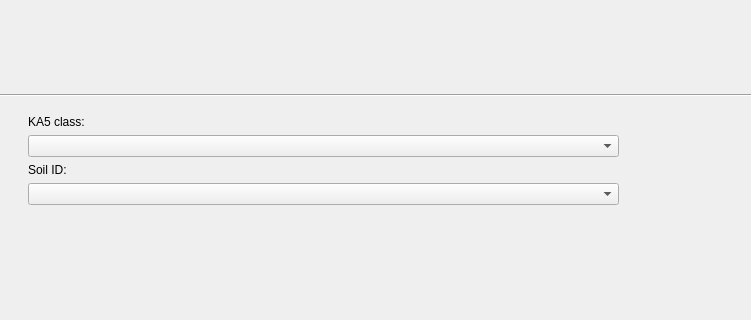
The window that ui/main_wizard_dialog_base.ui (JanCaha/Erosion-Data-Preparation-Plugin) describes before a commit, drawn with Qt 5; both pictures show x 0 to 751 and y 135 to 455 of the 1248 by 886 pixel window.
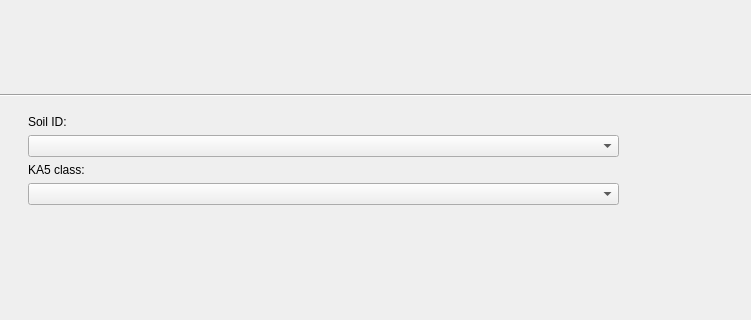
The same window after the commit. The open tabs and pages were chosen to show the change. Custom widgets are drawn as their Qt base class.

Commit message: change button order

```diff
--- a/ui/main_wizard_dialog_base.ui
+++ b/ui/main_wizard_dialog_base.ui
@@ -99,13 +99,6 @@
       </rect>
      </property>
      <layout class="QFormLayout" name="formLayout">
-      <item row="1" column="1">
-       <widget class="QgsFieldComboBox" name="field_ka5_cb">
-        <property name="allowEmptyFieldName">
-         <bool>true</bool>
-        </property>
-       </widget>
-      </item>
       <item row="3" column="1">
        <widget class="QgsFieldComboBox" name="field_soilid_cb">
         <property name="allowEmptyFieldName">
@@ -113,13 +106,6 @@
         </property>
        </widget>
       </item>
-      <item row="0" column="1">
-       <widget class="QLabel" name="label_ka5_class">
-        <property name="text">
-         <string>KA5 class:</string>
-        </property>
-       </widget>
-      </item>
       <item row="2" column="1">
        <widget class="QLabel" name="label_soil_id">
         <property name="text">
@@ -127,6 +113,20 @@
         </property>
        </widget>
       </item>
+      <item row="5" column="1">
+       <widget class="QgsFieldComboBox" name="field_ka5_cb">
+        <property name="allowEmptyFieldName">
+         <bool>true</bool>
+        </property>
+       </widget>
+      </item>
+      <item row="4" column="1">
+       <widget class="QLabel" name="label_ka5_class">
+        <property name="text">
+         <string>KA5 class:</string>
+        </property>
+       </widget>
+      </item>
      </layout>
     </widget>
    </widget>
```
Left out of the diff: 6 changed lines with no effect on the pictures.
